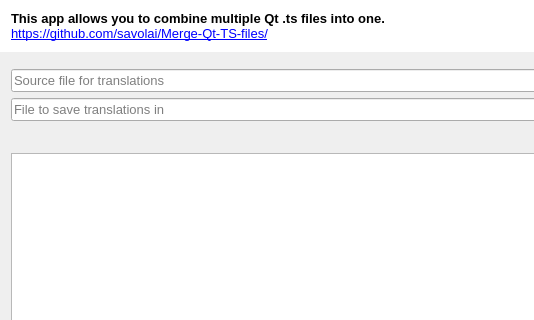
This is combinetranslationfiles.ui in savolai/Merge-Qt-TS-files as Qt 5 draws it before an edit; both pictures show x 0 to 534 and y 0 to 320 of the 1257 by 718 pixel window. The edited form follows.
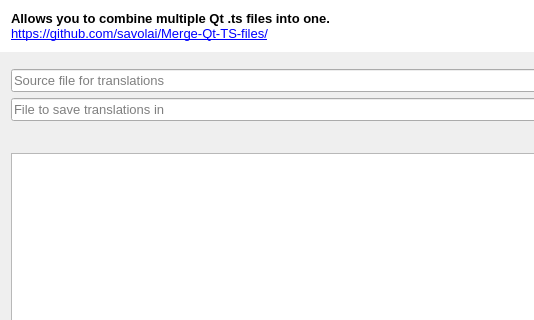
This is the edited form.

What changed in the file:
```diff
--- a/combinetranslationfiles.ui
+++ b/combinetranslationfiles.ui
@@ -51,7 +51,7 @@
             </font>
            </property>
            <property name="text">
-            <string>&lt;html&gt;&lt;head/&gt;&lt;body&gt;&lt;p&gt;&lt;span style=&quot; font-weight:600;&quot;&gt;This app allows you to combine multiple Qt .ts files into one.&lt;br/&gt;&lt;/span&gt;&lt;a href=&quot;https://github.com/savolai/Merge-Qt-TS-files/&quot;&gt;&lt;span style=&quot; text-decoration: underline; color:#0000ff;&quot;&gt;https://github.com/savolai/Merge-Qt-TS-files/&lt;/span&gt;&lt;/a&gt;&lt;/p&gt;&lt;/body&gt;&lt;/html&gt;</string>
+            <string>&lt;html&gt;&lt;head/&gt;&lt;body&gt;&lt;p&gt;&lt;span style=&quot; font-weight:600;&quot;&gt;Allows you to combine multiple Qt .ts files into one.&lt;br/&gt;&lt;/span&gt;&lt;a href=&quot;https://github.com/savolai/Merge-Qt-TS-files/&quot;&gt;&lt;span style=&quot; text-decoration: underline; color:#0000ff;&quot;&gt;https://github.com/savolai/Merge-Qt-TS-files/&lt;/span&gt;&lt;/a&gt;&lt;/p&gt;&lt;/body&gt;&lt;/html&gt;</string>
            </property>
           </widget>
          </item>
```
